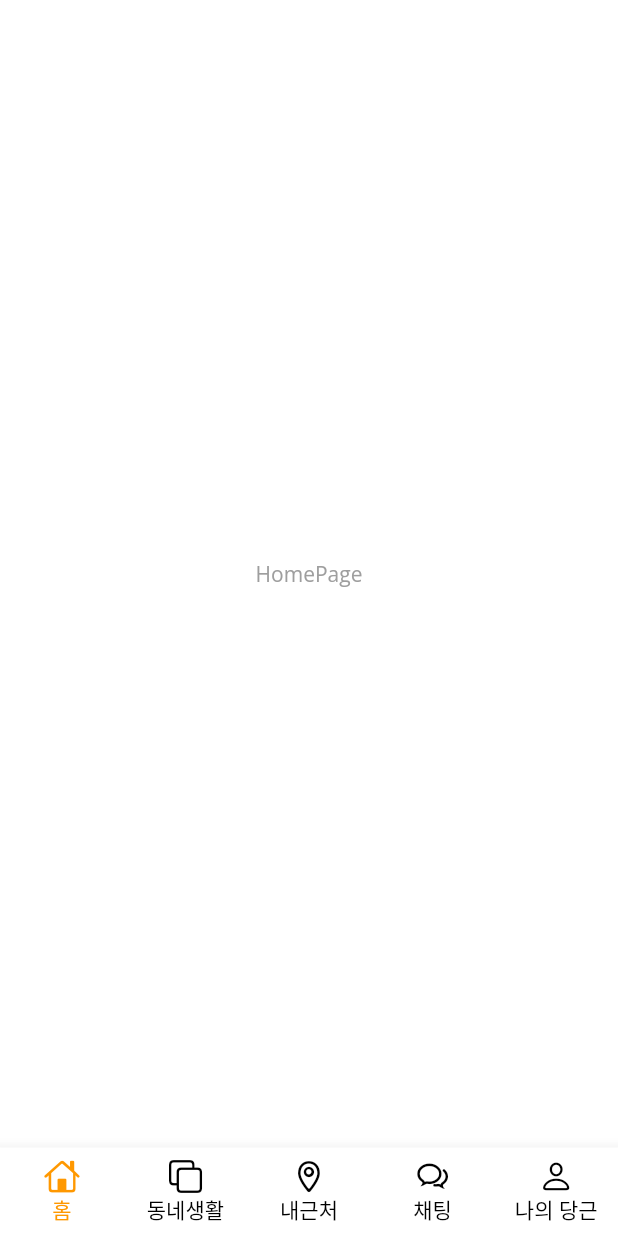
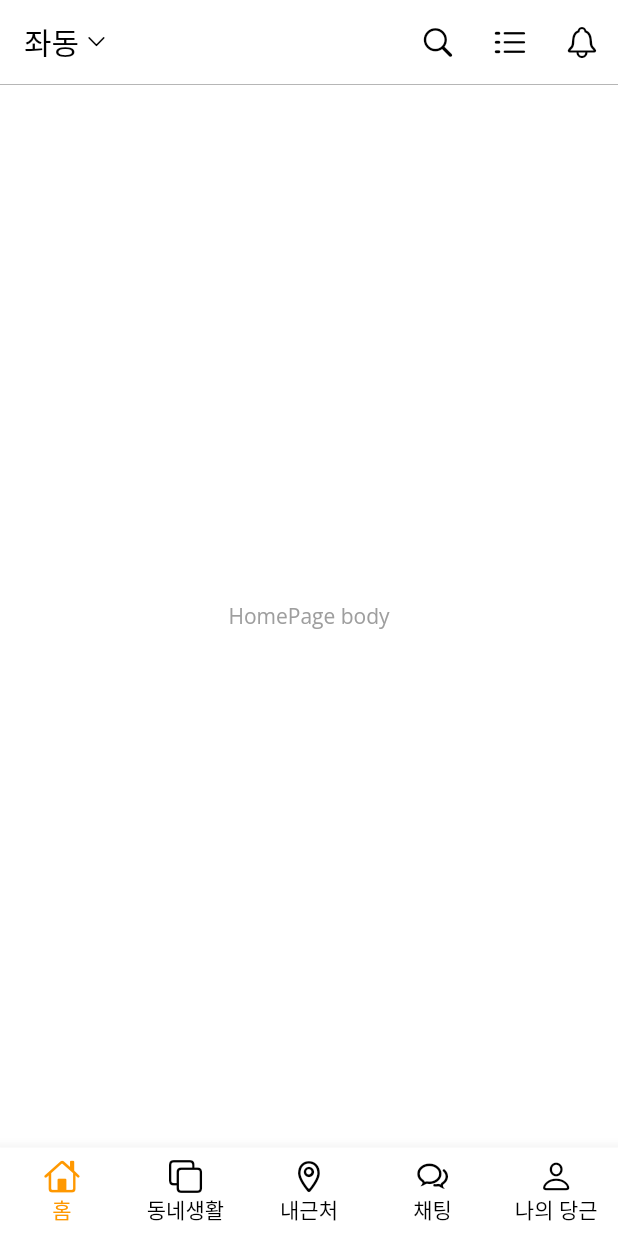
Before and after one commit to Lee-na-yun/flutter-carrot-app, a Flutter app: the screen it shows after launch, on a phone screen of 412 x 824 dp. Run offline on Flutter 3.47's test engine with Material 2 defaults, Android fonts, the phone set to English and light mode, and no system bars; our stand-ins replace font_awesome_flutter, google_fonts.

Commit message:
appBar 디자인 완료

```diff
--- a/lib/theme.dart
+++ b/lib/theme.dart
@@ -15,6 +15,7 @@ TextTheme textTheme() {
 AppBarTheme appTheme() {
   return AppBarTheme(
     centerTitle: false, // = text-align:center를 false로 해서 기본 왼쪽정렬 됨!
+    foregroundColor: Colors.black,
     color: Colors.white,
     elevation: 0.0,
     titleTextStyle: textTheme().headline6,
--- a/lib/view/pages/main/home/home_page.dart
+++ b/lib/view/pages/main/home/home_page.dart
@@ -1,3 +1,4 @@
+import 'package:flutter/cupertino.dart';
 import 'package:flutter/material.dart';
 
 class HomePage extends StatelessWidget {
@@ -5,8 +6,41 @@ class HomePage extends StatelessWidget {
 
   @override
   Widget build(BuildContext context) {
-    return Center(
-      child: Text("HomePage"),
+    return Scaffold(
+      appBar: AppBar(
+        title: Row(
+          children: [
+            Text("좌동"),
+            SizedBox(width: 4.0),
+            Icon(
+              CupertinoIcons.chevron_down,
+              size: 15,
+            ),
+          ],
+        ),
+        actions: [
+          IconButton(onPressed: () {}, icon: Icon(CupertinoIcons.search)),
+          IconButton(onPressed: () {}, icon: Icon(CupertinoIcons.list_dash)),
+          IconButton(onPressed: () {}, icon: Icon(CupertinoIcons.bell)),
+        ],
+        bottom: PreferredSize(
+          preferredSize: Size.fromHeight(0.5),
+          child: Divider(
+            thickness: 0.5,
+            height: 0.5,
+            color: Colors.grey,
+          ),
+        ),
+      ),
+      body: Container(
+        //color: Colors.orange[100],
+        child: Center(
+          child: Text(
+            "HomePage body",
+            style: TextTheme().headline2,
+          ),
+        ),
+      ),
     );
   }
 }
```
